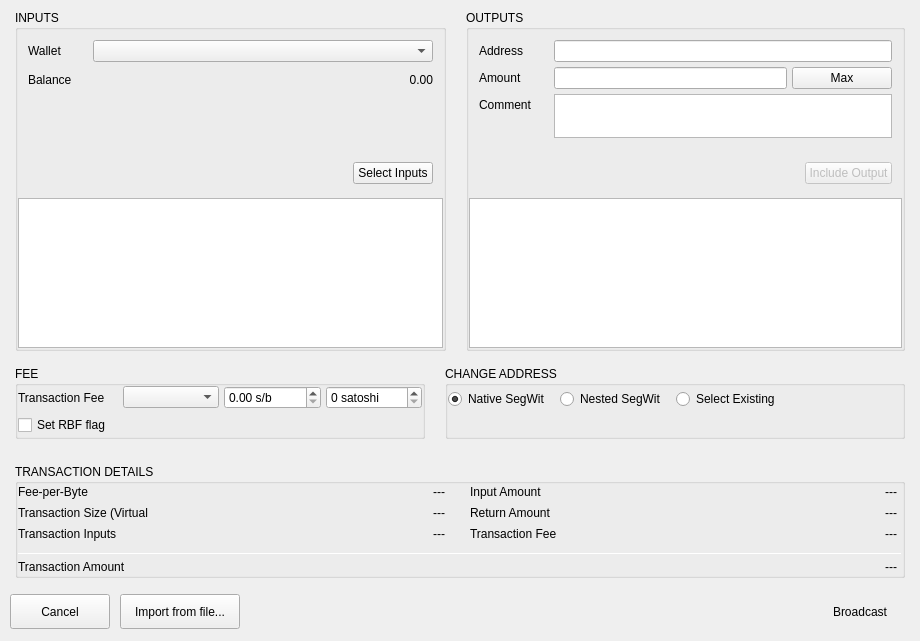
First picture: the form in BlockSettleUILib/CreateTransactionDialogAdvanced.ui, repository BlockSettle/terminal, before the edit.
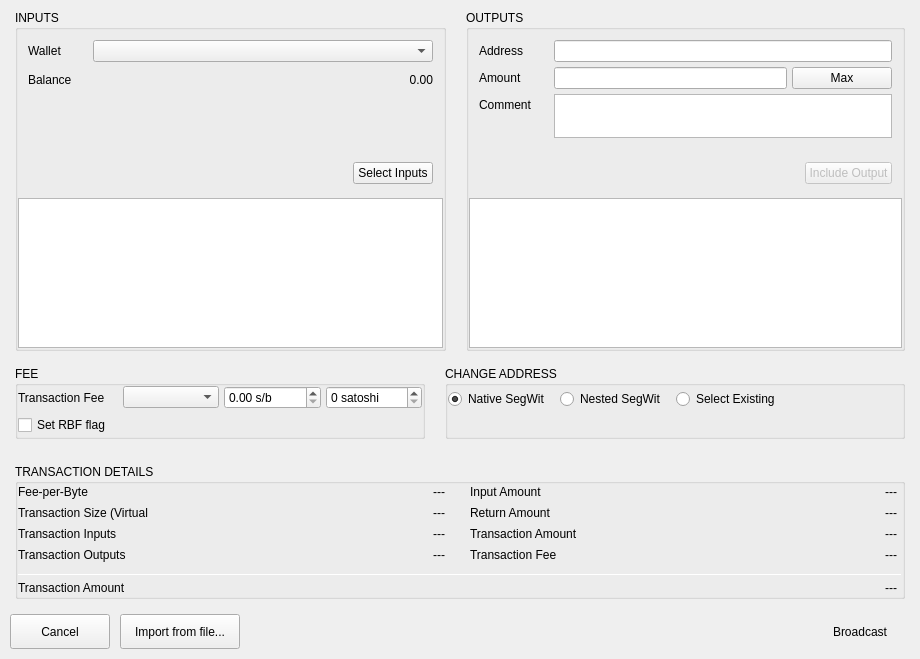
Second picture: the form after the edit.

Commit message: BST-1718 additional TX info in transaction dialog

Patch:
```diff
--- a/BlockSettleUILib/CreateTransactionDialogAdvanced.ui
+++ b/BlockSettleUILib/CreateTransactionDialogAdvanced.ui
@@ -1597,6 +1597,34 @@
                        </property>
                       </widget>
                      </item>
+                     <item>
+                      <widget class="QLabel" name="label_17">
+                       <property name="sizePolicy">
+                        <sizepolicy hsizetype="Expanding" vsizetype="Fixed">
+                         <horstretch>0</horstretch>
+                         <verstretch>0</verstretch>
+                        </sizepolicy>
+                       </property>
+                       <property name="minimumSize">
+                        <size>
+                         <width>0</width>
+                         <height>16</height>
+                        </size>
+                       </property>
+                       <property name="maximumSize">
+                        <size>
+                         <width>16777215</width>
+                         <height>16</height>
+                        </size>
+                       </property>
+                       <property name="text">
+                        <string>Transaction Outputs</string>
+                       </property>
+                       <property name="alignment">
+                        <set>Qt::AlignLeading|Qt::AlignLeft|Qt::AlignVCenter</set>
+                       </property>
+                      </widget>
+                     </item>
                     </layout>
                    </widget>
                   </item>
@@ -1726,6 +1754,40 @@
                        </property>
                       </widget>
                      </item>
+                     <item>
+                      <widget class="QLabel" name="labelTXOutputs">
+                       <property name="sizePolicy">
+                        <sizepolicy hsizetype="Expanding" vsizetype="Fixed">
+                         <horstretch>0</horstretch>
+                         <verstretch>0</verstretch>
+                        </sizepolicy>
+                       </property>
+                       <property name="minimumSize">
+                        <size>
+                         <width>0</width>
+                         <height>16</height>
+                        </size>
+                       </property>
+                       <property name="maximumSize">
+                        <size>
+                         <width>16777215</width>
+                         <height>16</height>
+                        </size>
+                       </property>
+                       <property name="text">
+                        <string>---</string>
+                       </property>
+                       <property name="alignment">
+                        <set>Qt::AlignRight|Qt::AlignTrailing|Qt::AlignVCenter</set>
+                       </property>
+                       <property name="indent">
+                        <number>5</number>
+                       </property>
+                       <property name="whiteLabel" stdset="0">
+                        <bool>true</bool>
+                       </property>
+                      </widget>
+                     </item>
                     </layout>
                    </widget>
                   </item>
@@ -1915,6 +1977,34 @@
                        </property>
                       </widget>
                      </item>
+                     <item>
+                      <widget class="QLabel" name="label_16">
+                       <property name="sizePolicy">
+                        <sizepolicy hsizetype="Expanding" vsizetype="Fixed">
+                         <horstretch>0</horstretch>
+                         <verstretch>0</verstretch>
+                        </sizepolicy>
+                       </property>
+                       <property name="minimumSize">
+                        <size>
+                         <width>0</width>
+                         <height>16</height>
+                        </size>
+                       </property>
+                       <property name="maximumSize">
+                        <size>
+                         <width>16777215</width>
+                         <height>16</height>
+                        </size>
+                       </property>
+                       <property name="text">
+                        <string>Transaction Amount</string>
+                       </property>
+                       <property name="alignment">
+                        <set>Qt::AlignLeading|Qt::AlignLeft|Qt::AlignVCenter</set>
+                       </property>
+                      </widget>
+                     </item>
                      <item>
                       <widget class="QLabel" name="label_14">
                        <property name="sizePolicy">
@@ -2038,6 +2128,40 @@
                        </property>
                       </widget>
                      </item>
+                     <item>
+                      <widget class="QLabel" name="labelTransactionAmount">
+                       <property name="sizePolicy">
+                        <sizepolicy hsizetype="Expanding" vsizetype="Fixed">
+                         <horstretch>0</horstretch>
+                         <verstretch>0</verstretch>
+                        </sizepolicy>
+                       </property>
+                       <property name="minimumSize">
+                        <size>
+                         <width>0</width>
+                         <height>16</height>
+                        </size>
+                       </property>
+                       <property name="maximumSize">
+                        <size>
+                         <width>16777215</width>
+                         <height>16</height>
+                        </size>
+                       </property>
+                       <property name="text">
+                        <string>---</string>
+                       </property>
+                       <property name="alignment">
+                        <set>Qt::AlignRight|Qt::AlignTrailing|Qt::AlignVCenter</set>
+                       </property>
+                       <property name="indent">
+                        <number>5</number>
+                       </property>
+                       <property name="whiteLabel" stdset="0">
+                        <bool>true</bool>
+                       </property>
+                      </widget>
+                     </item>
                      <item>
                       <widget class="QLabel" name="labelFee">
                        <property name="sizePolicy">
```
The commit also changes 7 other files.
